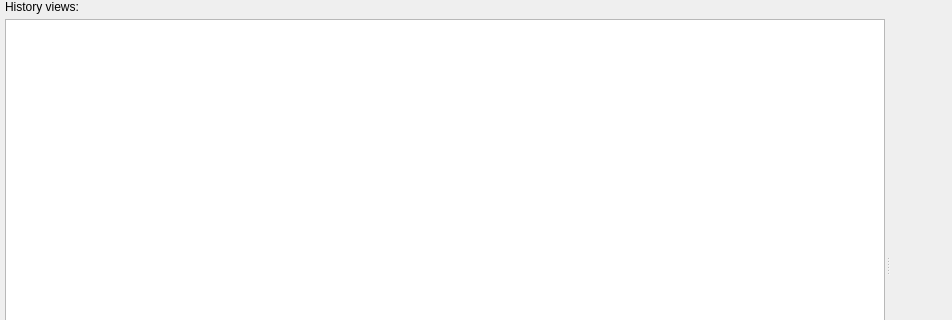
Qt form lib/nicos/gui/history.ui (mlz-ictrl/nicos) before a commit; both pictures show x 0 to 952 and y 0 to 320 of the 952 by 530 pixel window.
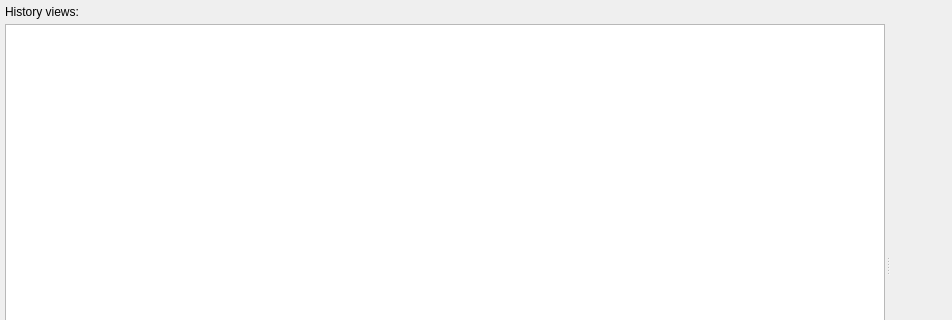
The same form after that commit. Icons and pictures are not drawn.

```diff
--- a/lib/nicos/gui/history.ui
+++ b/lib/nicos/gui/history.ui
@@ -41,7 +41,7 @@
         <number>5</number>
        </property>
        <property name="topMargin">
-        <number>0</number>
+        <number>5</number>
        </property>
        <property name="rightMargin">
         <number>0</number>
```
